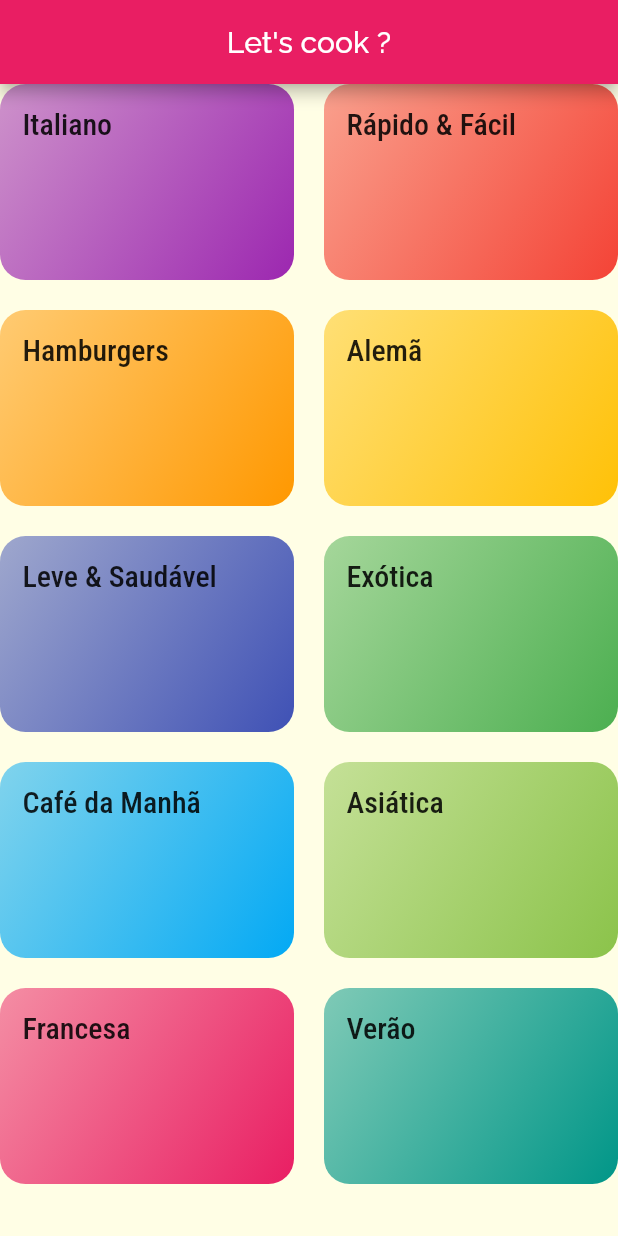
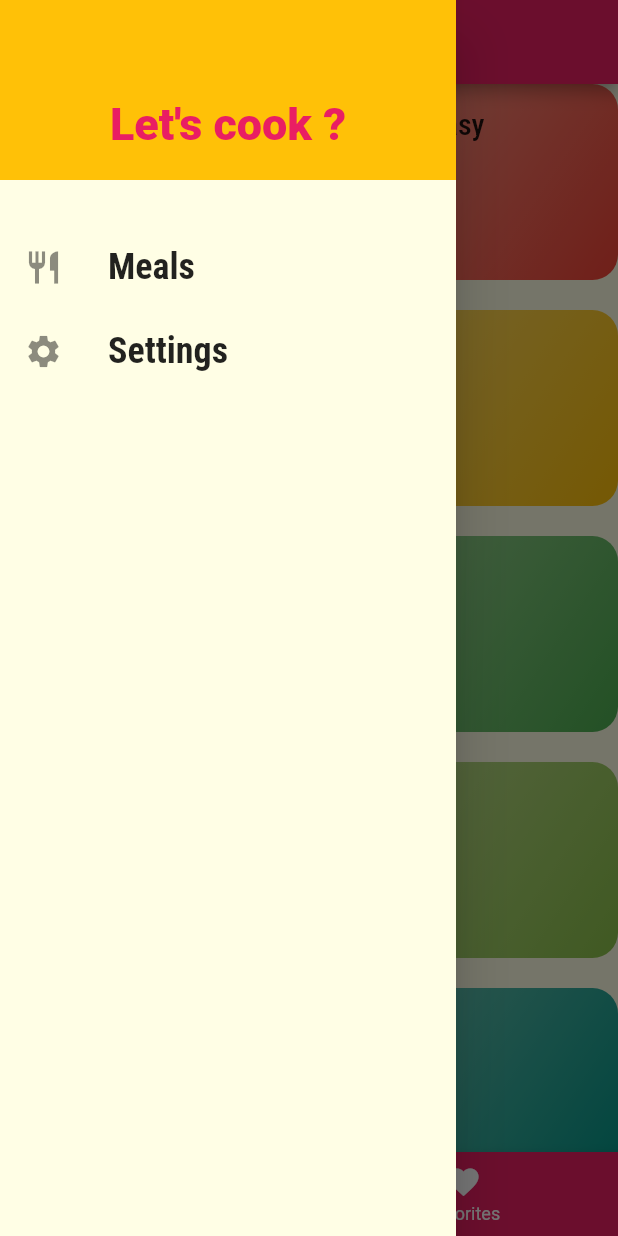
Before and after one commit to PhelippeA/RecipesApp, a Flutter app: the screen it shows after launch, with the side drawer open (before the commit the screen has no drawer), on a phone screen of 412 x 824 dp. Run offline on Flutter 3.47's test engine with Material 2 defaults, Android fonts, the phone set to English and light mode, and no system bars.

Commit message:
Variados updates

```diff
--- /dev/null
+++ b/lib/components/main_drawer.dart
@@ -0,0 +1,58 @@
+import 'package:flutter/material.dart';
+import '../utils/app_routes.dart';
+
+class MainDrawer extends StatelessWidget {
+  Widget _createItem(IconData icon, String label, {Function onTap}) {
+    return ListTile(
+      leading: Icon(
+        icon,
+        size: 26,
+      ),
+      title: (Text(
+        label,
+        style: TextStyle(
+            fontFamily: 'RobotoCondensed',
+            fontSize: 24,
+            fontWeight: FontWeight.bold),
+      )),
+      onTap: onTap,
+    );
+  }
+
+  @override
+  Widget build(BuildContext context) {
+    return Drawer(
+      child: Column(
+        children: <Widget>[
+          Container(
+            height: 120,
+            width: double.infinity,
+            padding: EdgeInsets.all(20),
+            color: Theme.of(context).accentColor,
+            alignment: Alignment.bottomCenter,
+            child: Text(
+              'Let\'s cook ?',
+              style: TextStyle(
+                  fontWeight: FontWeight.w900,
+                  fontSize: 30,
+                  color: Theme.of(context).primaryColor),
+            ),
+          ),
+          SizedBox(height: 30),
+          _createItem(
+            Icons.restaurant,
+            'Meals',
+            onTap: () =>
+                Navigator.of(context).pushReplacementNamed(AppRoutes.home),
+          ),
+          _createItem(
+            Icons.settings,
+            'Settings',
+            onTap: () =>
+                Navigator.of(context).pushReplacementNamed(AppRoutes.settings),
+          ),
+        ],
+      ),
+    );
+  }
+}
--- a/lib/data/dummy_data.dart
+++ b/lib/data/dummy_data.dart
@@ -6,12 +6,12 @@ import '../models/meal.dart';
 const DUMMY_CATEGORIES = const [
   Category(
     id: 'c1',
-    title: 'Italiano',
+    title: 'Italian',
     color: Colors.purple,
   ),
   Category(
     id: 'c2',
-    title: 'Rápido & Fácil',
+    title: 'Fast n\' easy',
     color: Colors.red,
   ),
   Category(
@@ -21,37 +21,37 @@ const DUMMY_CATEGORIES = const [
   ),
   Category(
     id: 'c4',
-    title: 'Alemã',
+    title: 'German',
     color: Colors.amber,
   ),
   Category(
     id: 'c5',
-    title: 'Leve & Saudável',
+    title: 'Healthy',
     color: Colors.indigo,
   ),
   Category(
     id: 'c6',
-    title: 'Exótica',
+    title: 'Exotic',
     color: Colors.green,
   ),
   Category(
     id: 'c7',
-    title: 'Café da Manhã',
+    title: 'Breakfast',
     color: Colors.lightBlue,
   ),
   Category(
     id: 'c8',
-    title: 'Asiática',
+    title: 'Asian',
     color: Colors.lightGreen,
   ),
   Category(
     id: 'c9',
-    title: 'Francesa',
+    title: 'French',
     color: Colors.pink,
   ),
   Category(
     id: 'c10',
-    title: 'Verão',
+    title: 'Summer',
     color: Colors.teal,
   ),
 ];
--- a/lib/main.dart
+++ b/lib/main.dart
@@ -1,7 +1,9 @@
+import 'routes/tabs_route.dart';
 import 'package:flutter/material.dart';
 import 'routes/categories_meals_route.dart';
 import 'routes/categories_route.dart';
 import 'routes/details_meal_route.dart';
+import 'routes/settings_route.dart';
 import 'utils/app_routes.dart';
 
 void main() => runApp(MyApp());
@@ -24,9 +26,10 @@ class MyApp extends StatelessWidget {
             ),
       ),
       routes: {
-        AppRoutes.home: (_) => CategoriesRoute(),
+        AppRoutes.home: (_) => TabsRoute(),
         AppRoutes.categories_meals: (_) => CategoriesMealsRoute(),
         AppRoutes.details_meal: (_) => DetailsMealRoute(),
+        AppRoutes.settings: (_) => SettingsRoute()
       },
     );
   }
--- /dev/null
+++ b/lib/models/preferences.dart
@@ -0,0 +1,6 @@
+class Preferences {
+  bool isGlutenFree = false;
+  bool isLactoseFree = false;
+  bool isVegan = false;
+  bool isVegetarian = false;
+}
--- a/lib/routes/categories_route.dart
+++ b/lib/routes/categories_route.dart
@@ -5,14 +5,7 @@ import 'package:flutter/material.dart';
 class CategoriesRoute extends StatelessWidget {
   @override
   Widget build(BuildContext context) {
-    return Scaffold(
-      appBar: AppBar(
-        title: Container(
-          child: Text('Let\'s cook ?'),
-          alignment: Alignment.center,
-        ),
-      ),
-      body: GridView(
+    return GridView(
       gridDelegate: SliverGridDelegateWithMaxCrossAxisExtent(
         maxCrossAxisExtent: 200,
         childAspectRatio: 1.5,
@@ -20,7 +13,6 @@ class CategoriesRoute extends StatelessWidget {
         mainAxisSpacing: 20,
       ),
       children: DUMMY_CATEGORIES.map((cat) => CategoryItem(cat)).toList(),
-      ),
     );
   }
 }
--- /dev/null
+++ b/lib/routes/tabs_route.dart
@@ -0,0 +1,52 @@
+import 'package:flutter/material.dart';
+import 'categories_route.dart';
+import 'favorites_route.dart';
+import '../components/main_drawer.dart';
+
+class TabsRoute extends StatefulWidget {
+  @override
+  _TabsRouteState createState() => _TabsRouteState();
+}
+
+class _TabsRouteState extends State<TabsRoute> {
+  int _selectedScreenIndex = 0;
+  final List<Map<String, Object>> _screens = [
+    {'title': 'Categories List', 'screen': CategoriesRoute()},
+    {'title': 'Favorites', 'screen': FavoritesRoute()}
+  ];
+
+  _selectScreen(int index) {
+    setState(() {
+      _selectedScreenIndex = index;
+    });
+  }
+
+  @override
+  Widget build(BuildContext context) {
+    return Scaffold(
+      appBar: AppBar(
+        title: Text(_screens[_selectedScreenIndex]['title']),
+        centerTitle: true,
+      ),
+      drawer: MainDrawer(),
+      body: _screens[_selectedScreenIndex]['screen'],
+      bottomNavigationBar: BottomNavigationBar(
+        onTap: _selectScreen,
+        backgroundColor: Theme.of(context).primaryColor,
+        unselectedItemColor: Colors.white,
+        selectedItemColor: Theme.of(context).accentColor,
+        currentIndex: _selectedScreenIndex,
+        items: [
+          BottomNavigationBarItem(
+            icon: Icon(Icons.category),
+            label: 'Categories List',
+          ),
+          BottomNavigationBarItem(
+            icon: Icon(Icons.favorite),
+            label: 'Favorites',
+          ),
+        ],
+      ),
+    );
+  }
+}
--- a/lib/utils/app_routes.dart
+++ b/lib/utils/app_routes.dart
@@ -2,4 +2,5 @@ class AppRoutes {
   static const home = '/';
   static const categories_meals = '/categories-meals';
   static const details_meal = '/details-meal';
+  static const settings = '/settings';
 }
```
Also changed, not shown: lib/routes/favorites_route.dart (added, +8 -0 lines), lib/routes/settings_route.dart (added, +67 -0 lines). Lines whose indentation alone changed are shown as unchanged.
